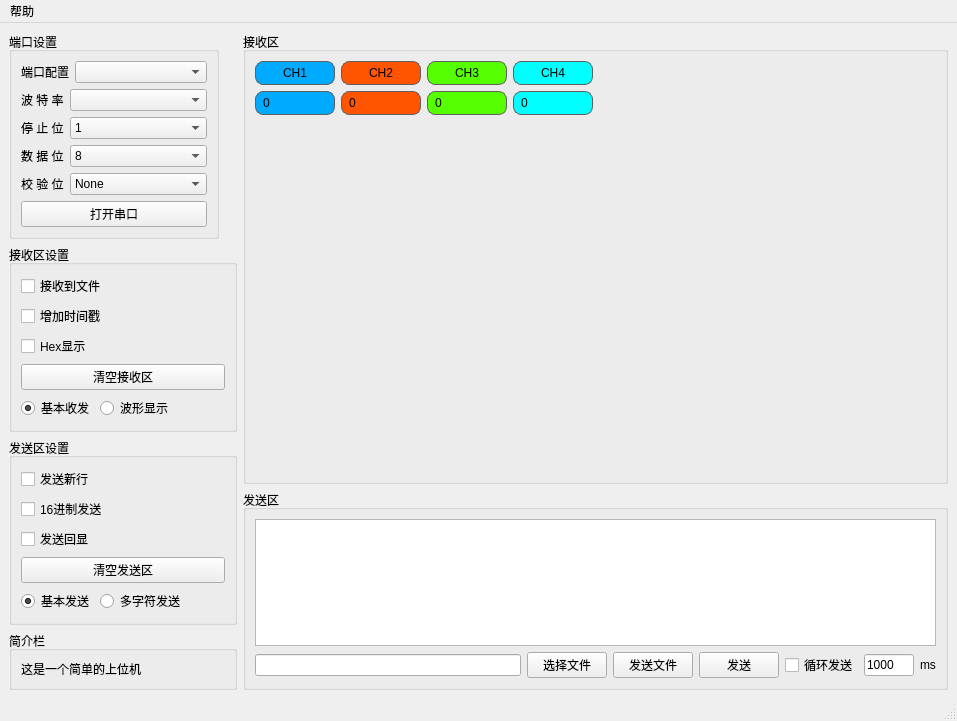
Qt form mainwindow.ui (snqx-lqh/JYSWJ) before a commit.
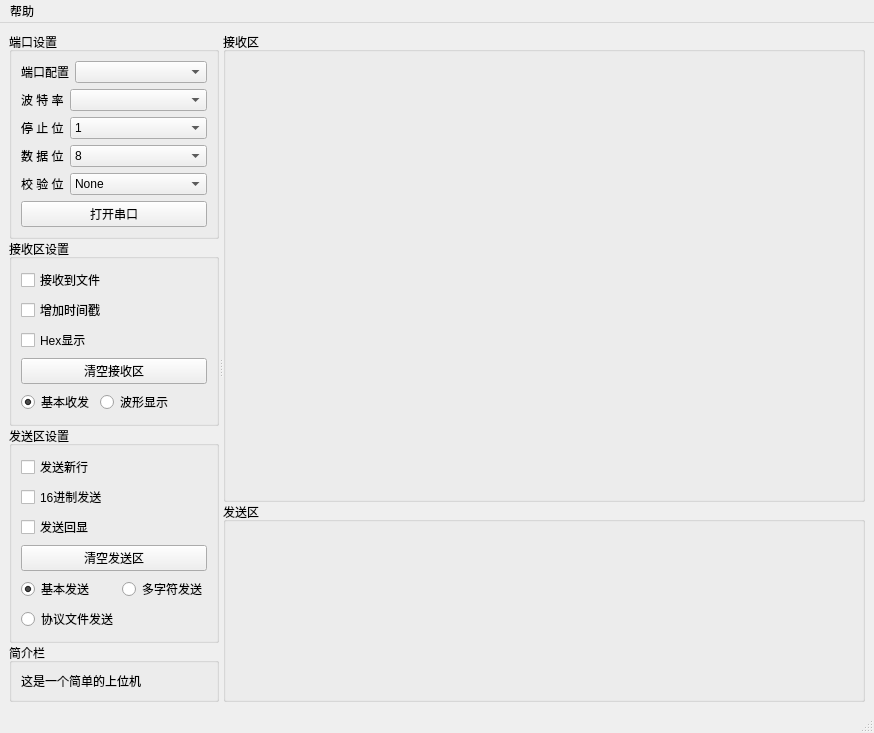
The same form after that commit. The open tabs and pages were chosen to show the change. Icons and pictures are not drawn. Custom widgets are drawn as their Qt base class.

Diff of the .ui file:
```diff
--- a/mainwindow.ui
+++ b/mainwindow.ui
@@ -6,7 +6,7 @@
    <rect>
     <x>0</x>
     <y>0</y>
-    <width>957</width>
+    <width>874</width>
     <height>680</height>
    </rect>
   </property>
@@ -20,9 +20,40 @@
      <verstretch>0</verstretch>
     </sizepolicy>
    </property>
-   <layout class="QHBoxLayout" name="horizontalLayout" stretch="0,2">
+   <layout class="QHBoxLayout" name="horizontalLayout">
+    <item>
+     <widget class="QSplitter" name="splitter_2">
+      <property name="orientation">
+       <enum>Qt::Horizontal</enum>
+      </property>
+      <widget class="QWidget" name="widget" native="true">
+       <property name="maximumSize">
+        <size>
+         <width>210</width>
+         <height>16777215</height>
+        </size>
+       </property>
+       <layout class="QVBoxLayout" name="verticalLayout_21">
+        <property name="spacing">
+         <number>0</number>
+        </property>
+        <property name="leftMargin">
+         <number>0</number>
+        </property>
+        <property name="topMargin">
+         <number>0</number>
+        </property>
+        <property name="rightMargin">
+         <number>0</number>
+        </property>
+        <property name="bottomMargin">
+         <number>0</number>
+        </property>
     <item>
      <layout class="QVBoxLayout" name="verticalLayout">
+          <property name="sizeConstraint">
+           <enum>QLayout::SetDefaultConstraint</enum>
+          </property>
       <item>
        <widget class="QGroupBox" name="groupBox">
         <property name="sizePolicy">
@@ -33,7 +64,7 @@
         </property>
         <property name="maximumSize">
          <size>
-          <width>210</width>
+              <width>16777215</width>
           <height>16777215</height>
          </size>
         </property>
@@ -42,7 +73,7 @@
         </property>
         <layout class="QVBoxLayout" name="verticalLayout_4">
          <item>
-          <layout class="QHBoxLayout" name="horizontalLayout_2" stretch="1,3">
+              <layout class="QHBoxLayout" name="horizontalLayout_2" stretch="0,1">
            <item>
             <widget class="QLabel" name="label">
              <property name="text">
@@ -503,6 +534,12 @@
       </item>
       <item>
        <widget class="QGroupBox" name="groupBox_2">
+            <property name="maximumSize">
+             <size>
+              <width>16777215</width>
+              <height>16777215</height>
+             </size>
+            </property>
         <property name="title">
          <string>接收区设置</string>
         </property>
@@ -577,6 +614,12 @@
       </item>
       <item>
        <widget class="QGroupBox" name="groupBox_5">
+            <property name="maximumSize">
+             <size>
+              <width>16777215</width>
+              <height>16777215</height>
+             </size>
+            </property>
         <property name="title">
          <string>发送区设置</string>
         </property>
@@ -610,8 +653,18 @@
           </widget>
          </item>
          <item>
-          <layout class="QHBoxLayout" name="horizontalLayout_3">
+              <layout class="QHBoxLayout" name="horizontalLayout_3"/>
+             </item>
            <item>
+              <layout class="QGridLayout" name="gridLayout_2">
+               <item row="1" column="0">
+                <widget class="QRadioButton" name="radioButton_XYSend">
+                 <property name="text">
+                  <string>协议文件发送</string>
+                 </property>
+                </widget>
+               </item>
+               <item row="0" column="0">
             <widget class="QRadioButton" name="radioButton_BasicSend">
              <property name="text">
               <string>基本发送</string>
@@ -621,14 +674,14 @@
              </property>
             </widget>
            </item>
-           <item>
+               <item row="0" column="1">
             <widget class="QRadioButton" name="radioButton_MultiSend">
              <property name="text">
               <string>多字符发送</string>
              </property>
             </widget>
            </item>
-           <item>
+               <item row="1" column="1">
             <spacer name="horizontalSpacer_2">
              <property name="orientation">
               <enum>Qt::Horizontal</enum>
@@ -648,6 +701,12 @@
       </item>
       <item>
        <widget class="QGroupBox" name="groupBox_3">
+            <property name="maximumSize">
+             <size>
+              <width>16777215</width>
+              <height>16777215</height>
+             </size>
+            </property>
         <property name="title">
          <string>简介栏</string>
         </property>
@@ -680,6 +739,25 @@
       </item>
      </layout>
     </item>
+       </layout>
+      </widget>
+      <widget class="QWidget" name="widget_3" native="true">
+       <layout class="QVBoxLayout" name="verticalLayout_22">
+        <property name="spacing">
+         <number>0</number>
+        </property>
+        <property name="leftMargin">
+         <number>0</number>
+        </property>
+        <property name="topMargin">
+         <number>0</number>
+        </property>
+        <property name="rightMargin">
+         <number>0</number>
+        </property>
+        <property name="bottomMargin">
+         <number>0</number>
+        </property>
     <item>
      <layout class="QVBoxLayout" name="verticalLayout_2" stretch="0,0">
       <item>
@@ -736,173 +814,7 @@
               <number>0</number>
              </property>
              <item>
-              <layout class="QGridLayout" name="gridLayout_2">
-               <item row="0" column="2">
-                <widget class="QPushButton" name="btn_CH3">
-                 <property name="styleSheet">
-                  <string notr="true">background-color:rgb(85, 255, 0);
-border-radius:8px;
-border:1px solid #606060;
-padding:4px;</string>
-                 </property>
-                 <property name="text">
-                  <string>CH3</string>
-                 </property>
-                </widget>
-               </item>
-               <item row="0" column="0">
-                <widget class="QPushButton" name="btn_CH1">
-                 <property name="styleSheet">
-                  <string notr="true">background-color:rgb(0, 170, 255);
-border-radius:8px;
-border:1px solid #606060;
-padding:4px;</string>
-                 </property>
-                 <property name="text">
-                  <string>CH1</string>
-                 </property>
-                </widget>
-               </item>
-               <item row="1" column="0">
-                <widget class="QLabel" name="label_ch1">
-                 <property name="sizePolicy">
-                  <sizepolicy hsizetype="Preferred" vsizetype="Fixed">
-                   <horstretch>0</horstretch>
-                   <verstretch>0</verstretch>
-                  </sizepolicy>
-                 </property>
-                 <property name="minimumSize">
-                  <size>
-                   <width>80</width>
-                   <height>0</height>
-                  </size>
-                 </property>
-                 <property name="styleSheet">
-                  <string notr="true">background-color:rgb(0, 170, 255);
-border-radius:8px;
-border:1px solid #606060;
-padding:4px;</string>
-                 </property>
-                 <property name="text">
-                  <string>0</string>
-                 </property>
-                </widget>
-               </item>
-               <item row="0" column="4">
-                <spacer name="horizontalSpacer_3">
-                 <property name="orientation">
-                  <enum>Qt::Horizontal</enum>
-                 </property>
-                 <property name="sizeHint" stdset="0">
-                  <size>
-                   <width>40</width>
-                   <height>20</height>
-                  </size>
-                 </property>
-                </spacer>
-               </item>
-               <item row="0" column="3">
-                <widget class="QPushButton" name="btn_CH4">
-                 <property name="styleSheet">
-                  <string notr="true">background-color:rgb(0, 255, 255);
-border-radius:8px;
-border:1px solid #606060;
-padding:4px;</string>
-                 </property>
-                 <property name="text">
-                  <string>CH4</string>
-                 </property>
-                </widget>
-               </item>
-               <item row="0" column="1">
-                <widget class="QPushButton" name="btn_CH2">
-                 <property name="styleSheet">
-                  <string notr="true">background-color:rgb(255, 85, 0);
-border-radius:8px;
-border:1px solid #606060;
-padding:4px;</string>
-                 </property>
-                 <property name="text">
-                  <string>CH2</string>
-                 </property>
-                </widget>
-               </item>
-               <item row="1" column="2">
-                <widget class="QLabel" name="label_ch3">
-                 <property name="sizePolicy">
-                  <sizepolicy hsizetype="Preferred" vsizetype="Preferred">
-                   <horstretch>0</horstretch>
-                   <verstretch>0</verstretch>
-                  </sizepolicy>
-                 </property>
-                 <property name="minimumSize">
-                  <size>
-                   <width>80</width>
-                   <height>0</height>
-                  </size>
-                 </property>
-                 <property name="styleSheet">
-                  <string notr="true">background-color:rgb(85, 255, 0);
-border-radius:8px;
-border:1px solid #606060;
-padding:4px;</string>
-                 </property>
-                 <property name="text">
-                  <string>0</string>
-                 </property>
-                </widget>
-               </item>
-               <item row="1" column="3">
-                <widget class="QLabel" name="label_ch4">
-                 <property name="sizePolicy">
-                  <sizepolicy hsizetype="Preferred" vsizetype="Preferred">
-                   <horstretch>0</horstretch>
-                   <verstretch>0</verstretch>
-                  </sizepolicy>
-                 </property>
-                 <property name="minimumSize">
-                  <size>
-                   <width>80</width>
-                   <height>0</height>
-                  </size>
-                 </property>
-                 <property name="styleSheet">
-                  <string notr="true">background-color:rgb(0, 255, 255);
-border-radius:8px;
-border:1px solid #606060;
-padding:4px;</string>
-                 </property>
-                 <property name="text">
-                  <string>0</string>
-                 </property>
-                </widget>
-               </item>
-               <item row="1" column="1">
-                <widget class="QLabel" name="label_ch2">
-                 <property name="sizePolicy">
-                  <sizepolicy hsizetype="Preferred" vsizetype="Preferred">
-                   <horstretch>0</horstretch>
-                   <verstretch>0</verstretch>
-                  </sizepolicy>
-                 </property>
-                 <property name="minimumSize">
-                  <size>
-                   <width>80</width>
-                   <height>0</height>
-                  </size>
-                 </property>
-                 <property name="styleSheet">
-                  <string notr="true">background-color:rgb(255, 85, 0);
-border-radius:8px;
-border:1px solid #606060;
-padding:4px;</string>
-                 </property>
-                 <property name="text">
-                  <string>0</string>
-                 </property>
-                </widget>
-               </item>
-              </layout>
+                  <layout class="QGridLayout" name="gridLayout_WaveBtn"/>
              </item>
              <item>
               <widget class="QCustomPlot" name="widget_WaveShow" native="true">
@@ -1014,6 +926,16 @@
                </item>
               </layout>
              </item>
+                 <item>
+                  <widget class="QProgressBar" name="progressBar">
+                   <property name="value">
+                    <number>0</number>
+                   </property>
+                   <property name="textVisible">
+                    <bool>false</bool>
+                   </property>
+                  </widget>
+                 </item>
             </layout>
            </widget>
            <widget class="QWidget" name="page_6">
@@ -1043,7 +965,7 @@
                  <number>0</number>
                 </property>
                 <property name="bottomMargin">
-                 <number>9</number>
+                     <number>0</number>
                 </property>
                 <item>
                  <widget class="QScrollArea" name="scrollArea">
@@ -1058,8 +980,8 @@
                     <rect>
                      <x>0</x>
                      <y>0</y>
-                     <width>679</width>
-                     <height>129</height>
+                         <width>617</width>
+                         <height>138</height>
                     </rect>
                    </property>
                    <layout class="QVBoxLayout" name="verticalLayout_8">
@@ -1118,12 +1040,38 @@
              </item>
             </layout>
            </widget>
-          </widget>
+               <widget class="QWidget" name="page">
+                <layout class="QVBoxLayout" name="verticalLayout_19">
+                 <property name="spacing">
+                  <number>0</number>
+                 </property>
+                 <property name="leftMargin">
+                  <number>0</number>
+                 </property>
+                 <property name="topMargin">
+                  <number>0</number>
+                 </property>
+                 <property name="rightMargin">
+                  <number>0</number>
+                 </property>
+                 <property name="bottomMargin">
+                  <number>0</number>
+                 </property>
+                 <item>
+                  <widget class="ProtocolTransferForm" name="widget_ProtocolTransfer" native="true"/>
+                 </item>
+                </layout>
+               </widget>
+              </widget>
          </item>
         </layout>
        </widget>
       </item>
      </layout>
+        </item>
+       </layout>
+      </widget>
+     </widget>
     </item>
    </layout>
   </widget>
@@ -1132,7 +1080,7 @@
     <rect>
      <x>0</x>
      <y>0</y>
-     <width>957</width>
+     <width>874</width>
      <height>23</height>
     </rect>
    </property>
@@ -1162,6 +1110,12 @@
    <header>qcustomplot.h</header>
    <container>1</container>
   </customwidget>
+  <customwidget>
+   <class>ProtocolTransferForm</class>
+   <extends>QWidget</extends>
+   <header>protocoltransferform.h</header>
+   <container>1</container>
+  </customwidget>
  </customwidgets>
  <resources>
   <include location="MyImages.qrc"/>
```
Lines whose indentation alone changed are shown as unchanged.
